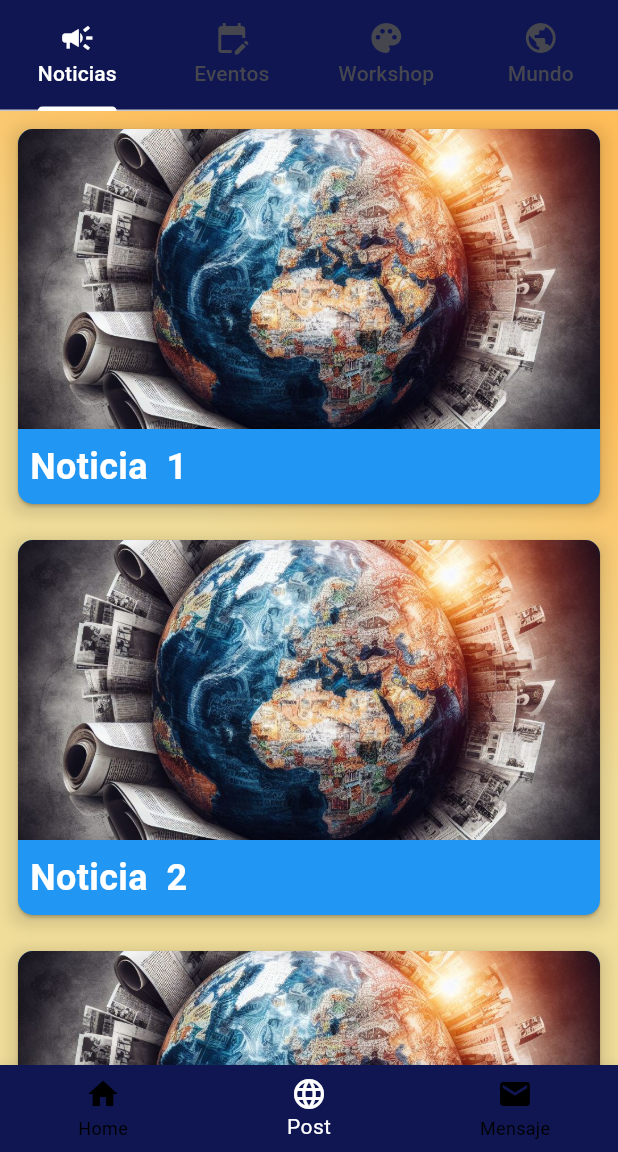
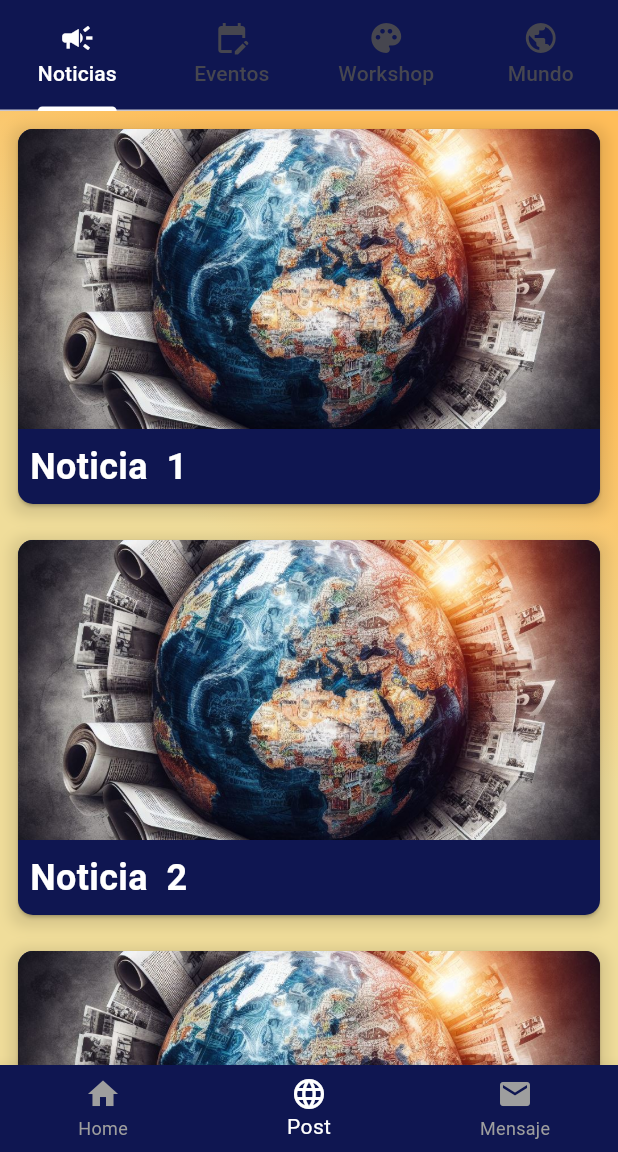
Before and after one commit to Jncr22/flutter-eventview-app, a Flutter app: the LobbyScreenStudent screen opened by its route, item 2 of the bottom bar chosen, on a phone screen of 412 x 824 dp, the part 84-1236 px from its top. Run offline on Flutter 3.47's test engine with Material 3 defaults, Android fonts, the phone set to English and light mode, and no system bars; our stand-ins replace camera, cloud_firestore, firebase_auth, firebase_core, firebase_storage, flutter_pw_validator and 4 more; accounts and stored records are empty; network calls fail.

Commit message:
fix - corrección de colores al de las plantillas definidas

```diff
--- a/lib/presentation/screens/student/lobby_screen_student.dart
+++ b/lib/presentation/screens/student/lobby_screen_student.dart
@@ -35,24 +35,24 @@ class _LobbyScreenStudent extends State<LobbyScreenStudent> with SingleTickerPro
     data: Theme.of(context).copyWith(
      canvasColor: const Color.fromRGBO(15, 22, 81, 1), // Fondo de la BottomNavigationBar
      primaryColor: Colors.white, // Color del ítem seleccionado
+     indicatorColor: Colors.white,
      //textTheme: Theme.of(context).textTheme.copyWith(caption: const TextStyle(color: Colors.white)), // Color de los ítems no seleccionados
     ),
     child: BottomNavigationBar(
+      unselectedItemColor: Colors.grey,
      items: const <BottomNavigationBarItem>[
        BottomNavigationBarItem(
          icon: Icon(Icons.home),
          label: 'Home',
-         activeIcon: Icon(Icons.home,color: Colors.white),
+
        ),
        BottomNavigationBarItem(
          icon: Icon(Icons.language),
          label: 'Post',
-         activeIcon: Icon(Icons.language,color: Colors.white),
        ),
        BottomNavigationBarItem(
          icon: Icon(Icons.email),
          label: 'Mensaje',
-         activeIcon: Icon(Icons.email,color: Colors.white),
        ),
      ],
      currentIndex: _selectedIndex,
--- a/lib/presentation/screens/student/tabscreenstudents/event_student_screen.dart
+++ b/lib/presentation/screens/student/tabscreenstudents/event_student_screen.dart
@@ -40,7 +40,7 @@ class EvenViewStudent extends StatelessWidget {
                   ]
                 ),
                 child: Card(
-                  color: Colors.blue,
+                  color: const Color.fromRGBO(15, 22, 81, 1),
                   shape: RoundedRectangleBorder(
                     borderRadius: BorderRadius.circular(10.0), // Asegúrate de que la tarjeta tenga bordes redondeados
                   ),
--- a/lib/presentation/screens/student/tabscreenstudents/new_student_screen.dart
+++ b/lib/presentation/screens/student/tabscreenstudents/new_student_screen.dart
@@ -40,7 +40,7 @@ class NewsDetailsScreen extends StatelessWidget {
                   ]
                 ),
                 child: Card(
-                  color: Colors.blue,
+                  color: const Color.fromRGBO(15, 22, 81, 1),
                   shape: RoundedRectangleBorder(
                     borderRadius: BorderRadius.circular(10.0), // Asegúrate de que la tarjeta tenga bordes redondeados
                   ),
--- a/lib/presentation/screens/student/tabscreenstudents/wordshop_student_screen.dart
+++ b/lib/presentation/screens/student/tabscreenstudents/wordshop_student_screen.dart
@@ -40,7 +40,7 @@ class WordShopViewStudent extends StatelessWidget {
                   ]
                 ),
                 child: Card(
-                  color: Colors.blue,
+                  color: const Color.fromRGBO(15, 22, 81, 1),
                   shape: RoundedRectangleBorder(
                     borderRadius: BorderRadius.circular(10.0), // Asegúrate de que la tarjeta tenga bordes redondeados
                   ),
```
Also changed, not shown: lib/presentation/screens/register_screen.dart (+11 -2 lines).
